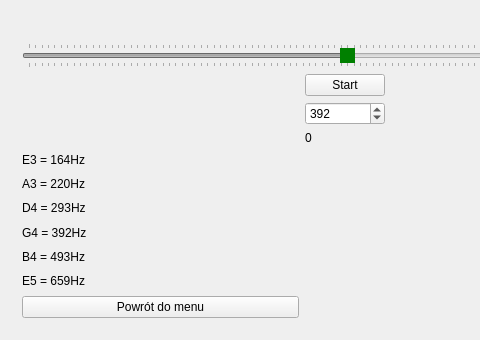
This is mainwindow.ui in december0123/dzwiekspert as Qt 5 draws it before an edit; both pictures show x 0 to 480 and y 145 to 485 of the 689 by 485 pixel window. The edited form follows.
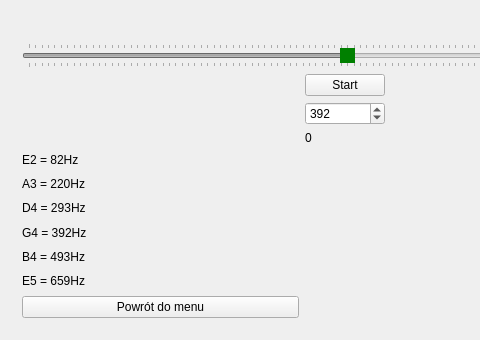
This is the edited form.

What changed in the file:
```diff
--- a/mainwindow.ui
+++ b/mainwindow.ui
@@ -255,7 +255,7 @@
           <item>
            <widget class="QLabel" name="label">
             <property name="text">
-             <string>E3 = 164Hz</string>
+             <string>E2 = 82Hz</string>
             </property>
            </widget>
           </item>
```
